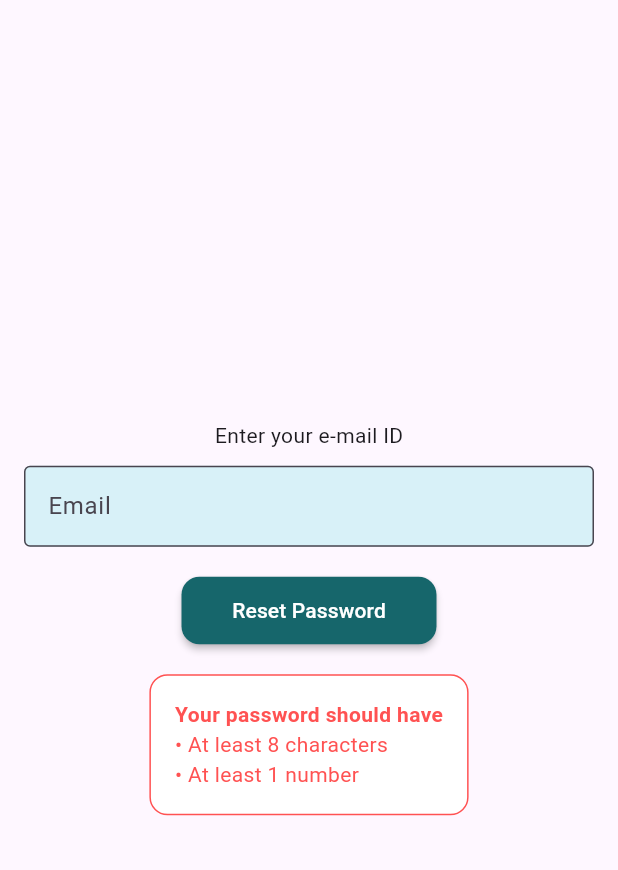
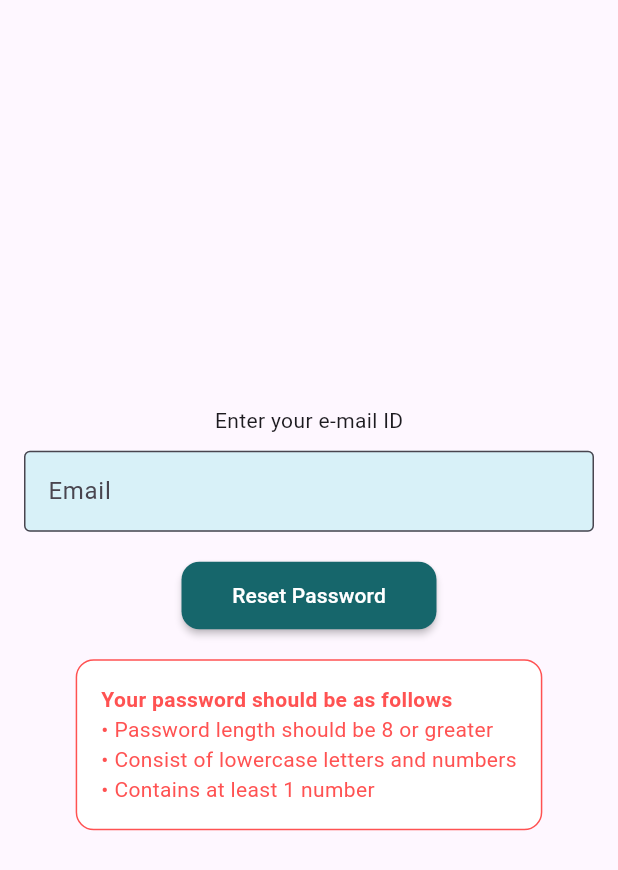
Before and after one commit to sanikaahadap/migraine_review, a Flutter app: the ForgotPassword screen opened directly, on a phone screen of 412 x 824 dp. Shown: the top 870 px of the screen. Run offline on Flutter 3.47's test engine with Material 3 defaults, Android fonts, the phone set to English and light mode, and no system bars; our stand-ins replace carousel_slider, cloud_firestore, file_picker, firebase_auth, firebase_core, firebase_storage and 8 more; missing offline and left inert: easy_pdf_viewer; accounts and stored records are empty.

Commit message:
minor changes

```diff
--- a/lib/login/forgot_password.dart
+++ b/lib/login/forgot_password.dart
@@ -108,7 +108,7 @@ class _ForgotPasswordState extends State<ForgotPassword> {
                   children: [
 
                     Text(
-                      'Your password should have',
+                      'Your password should be as follows',
                       textAlign: TextAlign.start,
                       style: TextStyle(
                         color: Colors.redAccent,
@@ -116,12 +116,17 @@ class _ForgotPasswordState extends State<ForgotPassword> {
                       ),
                     ),
                     Text(
-                      '• At least 8 characters',
+                      '• Password length should be 8 or greater',
                       textAlign: TextAlign.start,
                       style: TextStyle(color: Colors.redAccent),
                     ),
                     Text(
-                      '• At least 1 number',
+                      '• Consist of lowercase letters and numbers',
+                      textAlign: TextAlign.start,
+                      style: TextStyle(color: Colors.redAccent),
+                    ),
+                    Text(
+                      '• Contains at least 1 number',
                       textAlign: TextAlign.start,
                       style: TextStyle(color: Colors.redAccent),
                     ),
--- a/lib/login/signup.dart
+++ b/lib/login/signup.dart
@@ -286,7 +286,8 @@ class SignUpPageState extends State<SignUpPage> {
                                       content: const SingleChildScrollView(
                                         child: ListBody(
                                           children: [
-                                            Text('• At least 8 characters', textAlign: TextAlign.start),
+                                            Text('• Password length should be 8 or greater', textAlign: TextAlign.start),
+                                            Text('• Consist of lowercase letters and numbers', textAlign: TextAlign.start),
                                             Text('• Contains at least one number', textAlign: TextAlign.start),
                                           ],
                                         ),
--- a/lib/main_features/ehr/pdf_upload.dart
+++ b/lib/main_features/ehr/pdf_upload.dart
@@ -98,7 +98,7 @@ class _DocUploadState extends State<DocUpload> {
   void showPreUploadAlert() {
     showAlert(
       "Attention",
-      "File size shouldn't exceed 1 mb and please rename the file as report type_your name.",
+      "File size shouldn't exceed 1 mb and please rename the file in the following format:\n'report type_your name'.",
       onOkPressed: pickFile,
     );
   }
```
Also changed, not shown: pubspec.lock.
